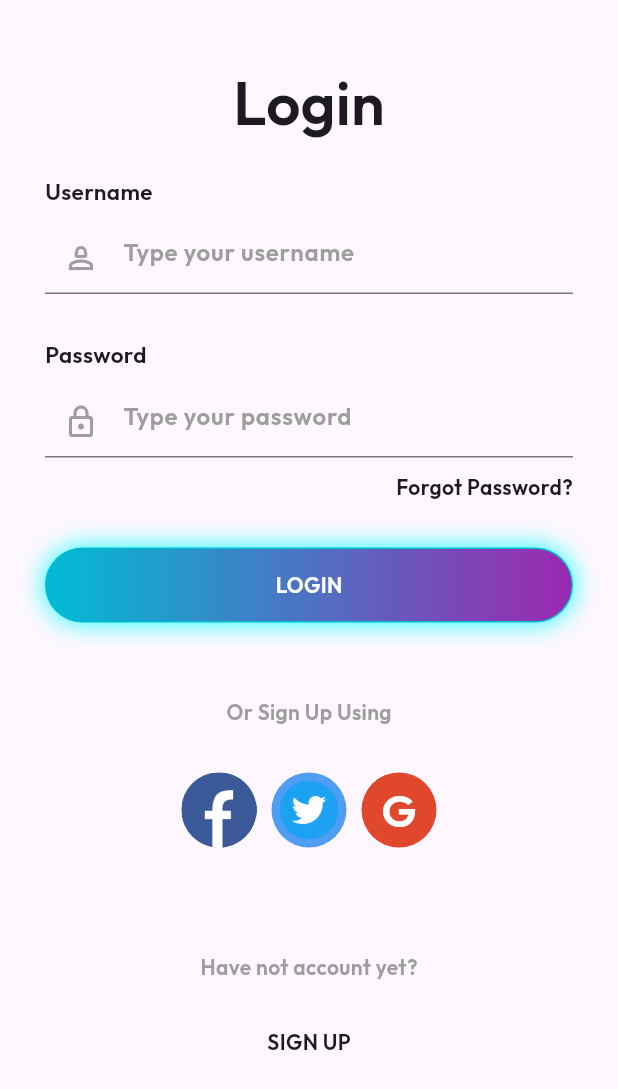
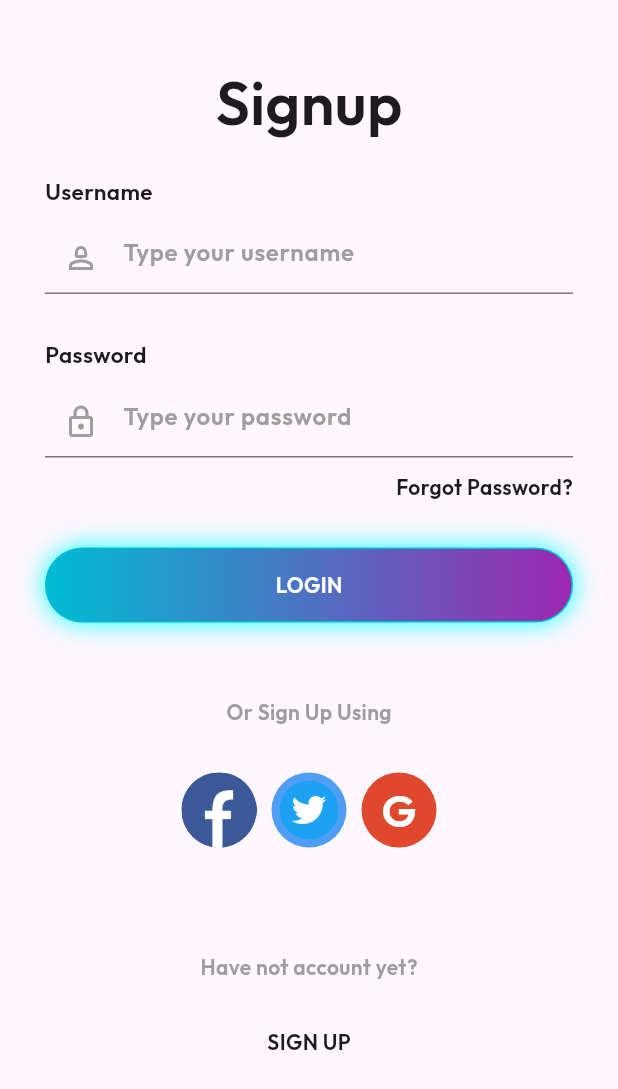
Before and after one commit to DaniyalSaleem786/flutter_application_8, a Flutter app: the screen it shows after launch, on a phone screen of 412 x 824 dp. Shown: the top 1089 px of the screen. Run offline on Flutter 3.47's test engine with Material 3 defaults, Android fonts, the phone set to English and light mode, and no system bars.

Commit message:
signup_page

```diff
--- a/lib/main.dart
+++ b/lib/main.dart
@@ -1,5 +1,6 @@
 import 'package:flutter/material.dart';
 import 'package:flutter_application_8/login_page.dart';
+import 'package:flutter_application_8/signup_page.dart';
 
 main() {
   runApp(const MyApp());
@@ -12,7 +13,7 @@ class MyApp extends StatelessWidget {
   Widget build(BuildContext context) {
     return MaterialApp(
       debugShowCheckedModeBanner: false,
-      home: const LoginPage(),
+      home: const Signup(),
       theme: ThemeData(fontFamily: "Google"),
     );
   }
--- /dev/null
+++ b/lib/signup_page.dart
@@ -0,0 +1,191 @@
+import 'package:flutter/material.dart';
+
+class Signup extends StatelessWidget {
+  const Signup({super.key});
+
+  @override
+  Widget build(BuildContext context) {
+    return Scaffold(
+      body: Padding(
+        padding: const EdgeInsets.symmetric(vertical: 40, horizontal: 30),
+        child: Column(
+          children: [
+            const Center(
+              child: Text(
+                "Signup",
+                style: TextStyle(fontSize: 40, fontWeight: FontWeight.bold),
+              ),
+            ),
+            const SizedBox(
+              height: 20,
+            ),
+            const Row(
+              children: [
+                Text(
+                  "Username",
+                  style: TextStyle(fontSize: 15, fontWeight: FontWeight.bold),
+                ),
+              ],
+            ),
+            const SizedBox(
+              height: 10,
+            ),
+            const TextField(
+              decoration: InputDecoration(
+                  prefixIcon: Icon(
+                    Icons.person_2_outlined,
+                    color: Colors.grey,
+                  ),
+                  hintText: "Type your username",
+                  hintStyle: TextStyle(color: Colors.grey)),
+            ),
+            const SizedBox(
+              height: 30,
+            ),
+            const Row(
+              children: [
+                Text(
+                  "Password",
+                  style: TextStyle(fontSize: 15, fontWeight: FontWeight.bold),
+                ),
+              ],
+            ),
+            const SizedBox(
+              height: 10,
+            ),
+            const TextField(
+              decoration: InputDecoration(
+                  prefixIcon: Icon(
+                    Icons.lock_outlined,
+                    color: Colors.grey,
+                  ),
+                  hintText: "Type your password",
+                  hintStyle: TextStyle(color: Colors.grey)),
+            ),
+            const SizedBox(
+              height: 10,
+            ),
+            const Row(
+              mainAxisAlignment: MainAxisAlignment.end,
+              children: [
+                Text(
+                  "Forgot Password?",
+                  // style: TextStyle(fontWeight: FontWeight.w100),
+                )
+              ],
+            ),
+            const SizedBox(
+              height: 30,
+            ),
+            Container(
+              height: 50,
+              width: double.infinity,
+              decoration: BoxDecoration(
+                  gradient: const LinearGradient(
+                      colors: [Colors.cyan, Colors.purple]),
+                  borderRadius: const BorderRadius.all(Radius.circular(25)),
+                  boxShadow: [
+                    BoxShadow(
+                        color: Colors.cyanAccent,
+                        spreadRadius: 0.3,
+                        blurRadius: 14
+                        // spreadRadius: 1,
+                        // blurStyle: BlurStyle.normal,
+                        )
+                  ],
+                  border: Border.all(color: Colors.cyan)),
+              child: const Center(
+                child: Text(
+                  "LOGIN",
+                  style: TextStyle(
+                      fontWeight: FontWeight.w100, color: Colors.white),
+                ),
+              ),
+            ),
+            const SizedBox(
+              height: 50,
+            ),
+            const Row(
+              mainAxisAlignment: MainAxisAlignment.center,
+              children: [
+                Text(
+                  "Or Sign Up Using",
+                  style: TextStyle(color: Colors.grey),
+                ),
+              ],
+            ),
+            const SizedBox(
+              height: 30,
+            ),
+            Row(
+              mainAxisAlignment: MainAxisAlignment.center,
+              children: [
+                Container(
+                  height: 50,
+                  width: 50,
+                  decoration: const BoxDecoration(
+                      borderRadius: BorderRadius.all(Radius.circular(25)),
+                      color: Color(0xff3C5A98)),
+                  child: Image.asset("logo/facebook.png"),
+                ),
+                const SizedBox(
+                  width: 10,
+                ),
+                Container(
+                  height: 50,
+                  width: 50,
+                  decoration: const BoxDecoration(
+                      borderRadius: BorderRadius.all(Radius.circular(25)),
+                      color: Color(0xff509EF3)),
+                  child: Image.asset("logo/twitter.png"),
+                ),
+                const SizedBox(
+                  width: 10,
+                ),
+                Container(
+                  height: 50,
+                  width: 50,
+                  decoration: const BoxDecoration(
+                      borderRadius: BorderRadius.all(Radius.circular(215)),
+                      color: Color(0xffDF482D)),
+                  child: const Center(
+                      child: Text(
+                    "G",
+                    style: TextStyle(
+                        fontSize: 30,
+                        color: Colors.white,
+                        fontFamily: "Google"),
+                  )),
+                )
+              ],
+            ),
+            const SizedBox(
+              height: 70,
+            ),
+            const Row(
+              mainAxisAlignment: MainAxisAlignment.center,
+              children: [
+                Text(
+                  "Have not account yet?",
+                  style: TextStyle(color: Colors.grey),
+                ),
+              ],
+            ),
+            const SizedBox(
+              height: 30,
+            ),
+            const Row(
+              mainAxisAlignment: MainAxisAlignment.center,
+              children: [
+                Text(
+                  "SIGN UP",
+                  style: TextStyle(fontWeight: FontWeight.bold),
+                ),
+              ],
+            ),
+          ],
+        ),
+      ),
+    );
+  }
+}
```
